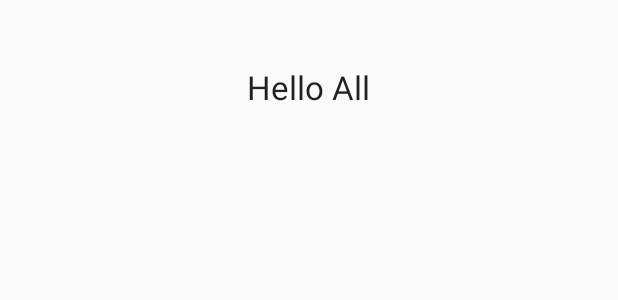
After one commit to josellausas/jaws-android, an Android app: the layout fragment_dashboard.xml on its own in the app's theme, with its tools: preview values and no code run, on a phone screen of 412 x 824 dp. The commit adds this screen. Shown: the top 300 px of the screen. Run offline under Robolectric (Android 15) with nearby library versions, the phone set to English and light mode, and no system bars.

Commit message:
Success with fragment loading.

```diff
--- a/app/src/main/res/layout/content_main.xml
+++ b/app/src/main/res/layout/content_main.xml
@@ -10,6 +10,9 @@
     android:paddingTop="@dimen/activity_vertical_margin"
     app:layout_behavior="@string/appbar_scrolling_view_behavior"
     tools:context="systems.llau.jaws.MainActivity"
-    tools:showIn="@layout/app_bar_main">
+    tools:showIn="@layout/app_bar_main"
+    android:id="@+id/main_fragment_container">
+
+
 
 </RelativeLayout>
--- /dev/null
+++ b/app/src/main/res/layout/fragment_dashboard.xml
@@ -0,0 +1,14 @@
+<?xml version="1.0" encoding="utf-8"?>
+<RelativeLayout xmlns:android="http://schemas.android.com/apk/res/android"
+    android:layout_width="match_parent" android:layout_height="match_parent">
+
+    <TextView
+        android:layout_width="wrap_content"
+        android:layout_height="wrap_content"
+        android:textAppearance="?android:attr/textAppearanceLarge"
+        android:text="Hello All"
+        android:id="@+id/textView2"
+        android:layout_alignParentTop="true"
+        android:layout_centerHorizontal="true"
+        android:layout_marginTop="43dp" />
+</RelativeLayout>
```
Also changed, not shown: app/src/main/java/systems/llau/jaws/MainActivity.java (+20 -2 lines), app/src/main/java/systems/llau/jaws/layout/dashboardFragment.java (added, +21 -0 lines), app/src/main/java/systems/llau/jaws/layout/messagesFragment.java (added, +20 -0 lines), app/src/main/res/layout/fragment_messages_list.xml (added, +13 -0 lines).
